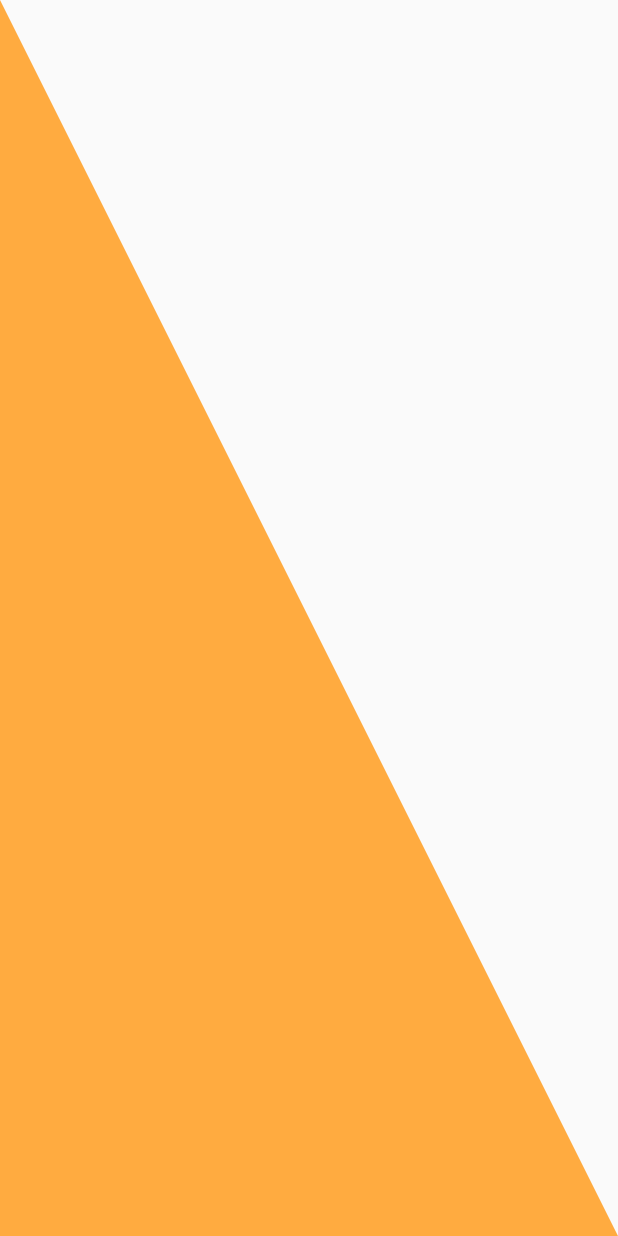
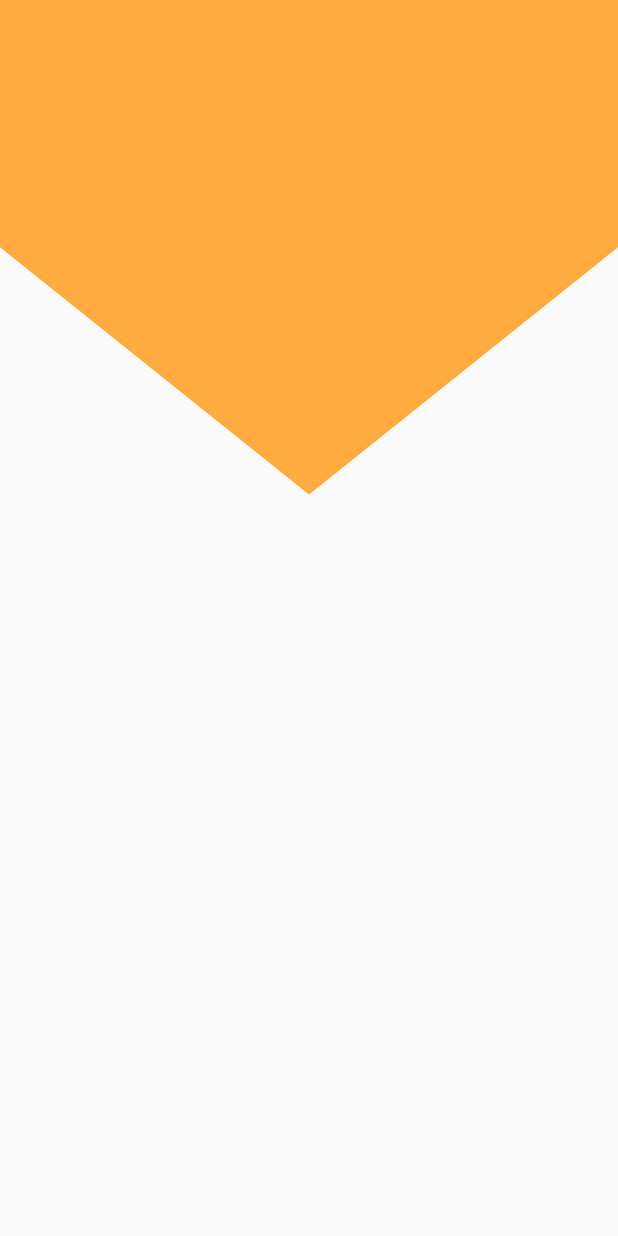
Before and after one commit to Marisabel-Condori/animaciones-flutter, a Flutter app: the screen it shows after launch, on a phone screen of 412 x 824 dp. Run offline on Flutter 3.47's test engine with Material 2 defaults, Android fonts, the phone set to English and light mode, and no system bars.

Commit message:
header pico

```diff
--- a/lib/pages/header_page.dart
+++ b/lib/pages/header_page.dart
@@ -7,7 +7,7 @@ class HeadersPage extends StatelessWidget {
   @override
   Widget build(BuildContext context) {
     return Scaffold(
-      body: HeaderTrianguloIzWidget()
+      body: HeaderPicoWidget()
     );
   }
 }
--- a/lib/widgets/header_widget.dart
+++ b/lib/widgets/header_widget.dart
@@ -131,3 +131,39 @@ class _HeaderTrianguloIzPainter extends CustomPainter {
   @override
   bool shouldRepaint(_HeaderTrianguloIzPainter oldDelegate) => true;
 }
+//*************************************************** */
+class HeaderPicoWidget extends StatelessWidget {
+
+  @override
+  Widget build(BuildContext context) {
+    return Container(
+      height: double.infinity,
+      width: double.infinity,
+      child: CustomPaint(
+        painter: _HeaderPicoPainter(),
+      )
+    );
+  }
+}
+class _HeaderPicoPainter extends CustomPainter {
+
+  @override
+  void paint(Canvas canvas, Size size) {
+    final lapiz = new Paint();
+    // propiedades
+    lapiz.color = Colors.orangeAccent;
+    lapiz.strokeWidth = 20.0;
+    lapiz.style = PaintingStyle.fill;
+
+    final path = new Path();
+    //dibujar con el lapiz y el path
+    path.lineTo(0, size.height * 0.2);
+    path.lineTo(size.width * 0.5, size.height * 0.4);
+    path.lineTo(size.width, size.height * 0.2);
+    path.lineTo(size.width, 0);
+
+    canvas.drawPath(path, lapiz);
+  }
+  @override
+  bool shouldRepaint(_HeaderPicoPainter oldDelegate) => true;
+}
```
